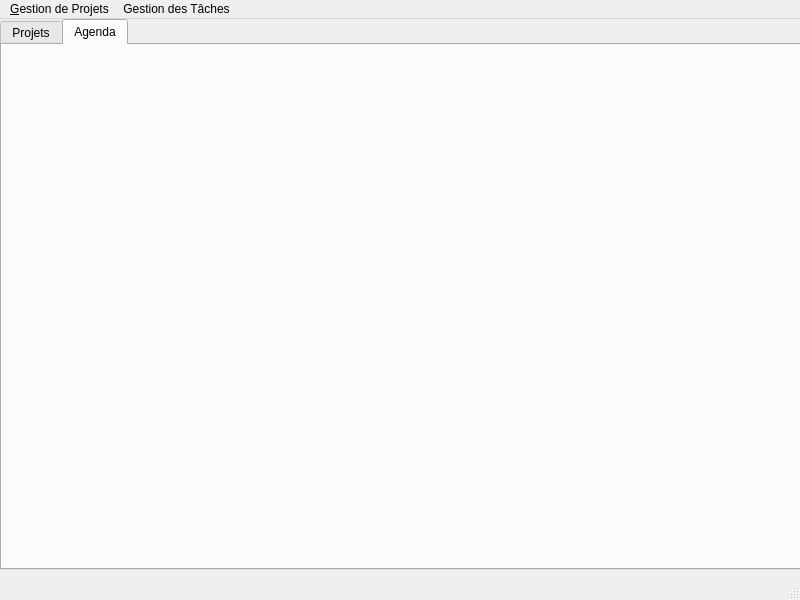
First picture: the form in Application/InterfaceGraphique/mainWindow.ui, repository Erzrael/LO21, before the edit.
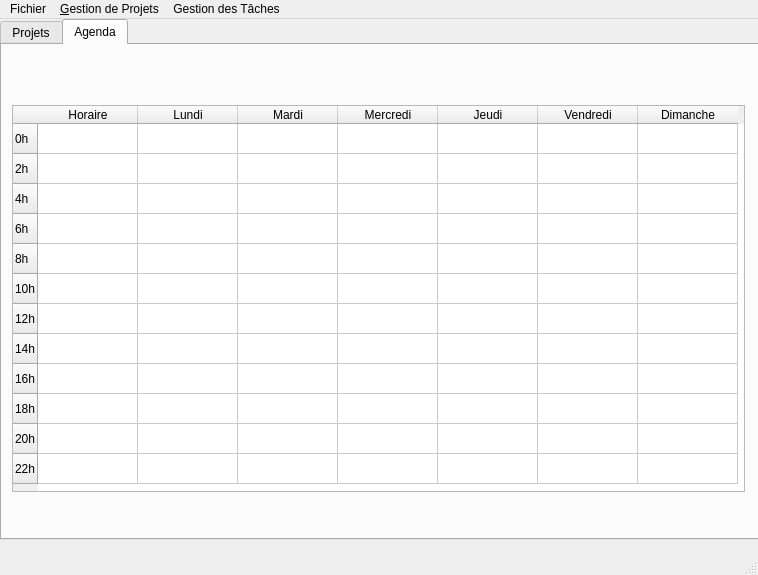
Second picture: the form after the edit. The open tabs and pages were chosen to show the change. Icons and pictures are not drawn.

Commit message:
debut de l'implémentation de l'interface graphique de agenda
Pourqqquoiiiii le double clic il marche paaaaaaaaaaaas ? :(o

```diff
--- a/Application/InterfaceGraphique/mainWindow.ui
+++ b/Application/InterfaceGraphique/mainWindow.ui
@@ -6,8 +6,8 @@
    <rect>
     <x>0</x>
     <y>0</y>
-    <width>800</width>
-    <height>600</height>
+    <width>758</width>
+    <height>575</height>
    </rect>
   </property>
   <property name="windowTitle">
@@ -19,10 +19,13 @@
      <rect>
       <x>0</x>
       <y>0</y>
-      <width>801</width>
-      <height>551</height>
+      <width>761</width>
+      <height>521</height>
      </rect>
     </property>
+    <property name="styleSheet">
+     <string notr="true">background-image: url(:/images/Pokemon.jpg); </string>
+    </property>
     <property name="currentIndex">
      <number>0</number>
     </property>
@@ -71,9 +74,147 @@
      </widget>
     </widget>
     <widget class="QWidget" name="Agenda">
+     <property name="minimumSize">
+      <size>
+       <width>757</width>
+       <height>488</height>
+      </size>
+     </property>
      <attribute name="title">
       <string>Agenda</string>
      </attribute>
+     <widget class="QTableWidget" name="TabAgenda">
+      <property name="geometry">
+       <rect>
+        <x>10</x>
+        <y>60</y>
+        <width>733</width>
+        <height>387</height>
+       </rect>
+      </property>
+      <property name="sizePolicy">
+       <sizepolicy hsizetype="Expanding" vsizetype="Expanding">
+        <horstretch>0</horstretch>
+        <verstretch>0</verstretch>
+       </sizepolicy>
+      </property>
+      <property name="styleSheet">
+       <string notr="true">gridline-color: rgb(202, 202, 202);</string>
+      </property>
+      <property name="editTriggers">
+       <set>QAbstractItemView::NoEditTriggers</set>
+      </property>
+      <property name="tabKeyNavigation">
+       <bool>false</bool>
+      </property>
+      <property name="showDropIndicator" stdset="0">
+       <bool>false</bool>
+      </property>
+      <property name="dragDropOverwriteMode">
+       <bool>false</bool>
+      </property>
+      <property name="alternatingRowColors">
+       <bool>false</bool>
+      </property>
+      <property name="selectionMode">
+       <enum>QAbstractItemView::SingleSelection</enum>
+      </property>
+      <row>
+       <property name="text">
+        <string>0h</string>
+       </property>
+      </row>
+      <row>
+       <property name="text">
+        <string>2h</string>
+       </property>
+      </row>
+      <row>
+       <property name="text">
+        <string>4h</string>
+       </property>
+      </row>
+      <row>
+       <property name="text">
+        <string>6h</string>
+       </property>
+      </row>
+      <row>
+       <property name="text">
+        <string>8h</string>
+       </property>
+      </row>
+      <row>
+       <property name="text">
+        <string>10h</string>
+       </property>
+      </row>
+      <row>
+       <property name="text">
+        <string>12h</string>
+       </property>
+      </row>
+      <row>
+       <property name="text">
+        <string>14h</string>
+       </property>
+      </row>
+      <row>
+       <property name="text">
+        <string>16h</string>
+       </property>
+      </row>
+      <row>
+       <property name="text">
+        <string>18h</string>
+       </property>
+      </row>
+      <row>
+       <property name="text">
+        <string>20h</string>
+       </property>
+      </row>
+      <row>
+       <property name="text">
+        <string>22h</string>
+       </property>
+      </row>
+      <column>
+       <property name="text">
+        <string>Horaire</string>
+       </property>
+      </column>
+      <column>
+       <property name="text">
+        <string>Lundi</string>
+       </property>
+      </column>
+      <column>
+       <property name="text">
+        <string>Mardi</string>
+       </property>
+      </column>
+      <column>
+       <property name="text">
+        <string>Mercredi</string>
+       </property>
+      </column>
+      <column>
+       <property name="text">
+        <string>Jeudi</string>
+       </property>
+      </column>
+      <column>
+       <property name="text">
+        <string>Vendredi</string>
+       </property>
+      </column>
+      <column>
+       <property name="text">
+        <string>Dimanche</string>
+       </property>
+      </column>
+     </widget>
     </widget>
    </widget>
   </widget>
@@ -82,7 +223,7 @@
     <rect>
      <x>0</x>
      <y>0</y>
-     <width>800</width>
+     <width>758</width>
      <height>27</height>
     </rect>
    </property>
@@ -109,6 +250,14 @@
     <addaction name="actionAjouter_une_Composition"/>
     <addaction name="actionSupprimer_une_Composition"/>
    </widget>
+   <widget class="QMenu" name="menuFichier">
+    <property name="title">
+     <string>Fichier</string>
+    </property>
+    <addaction name="actionOuvrir_un_Fichier"/>
+    <addaction name="actionEnregistrer_sous"/>
+   </widget>
+   <addaction name="menuFichier"/>
    <addaction name="menuProject_Manager"/>
    <addaction name="menuGestion_des_T_ches"/>
   </widget>
```
Left out of the diff: 29 changed lines with no effect on the pictures. The commit also changes 10 other files.
